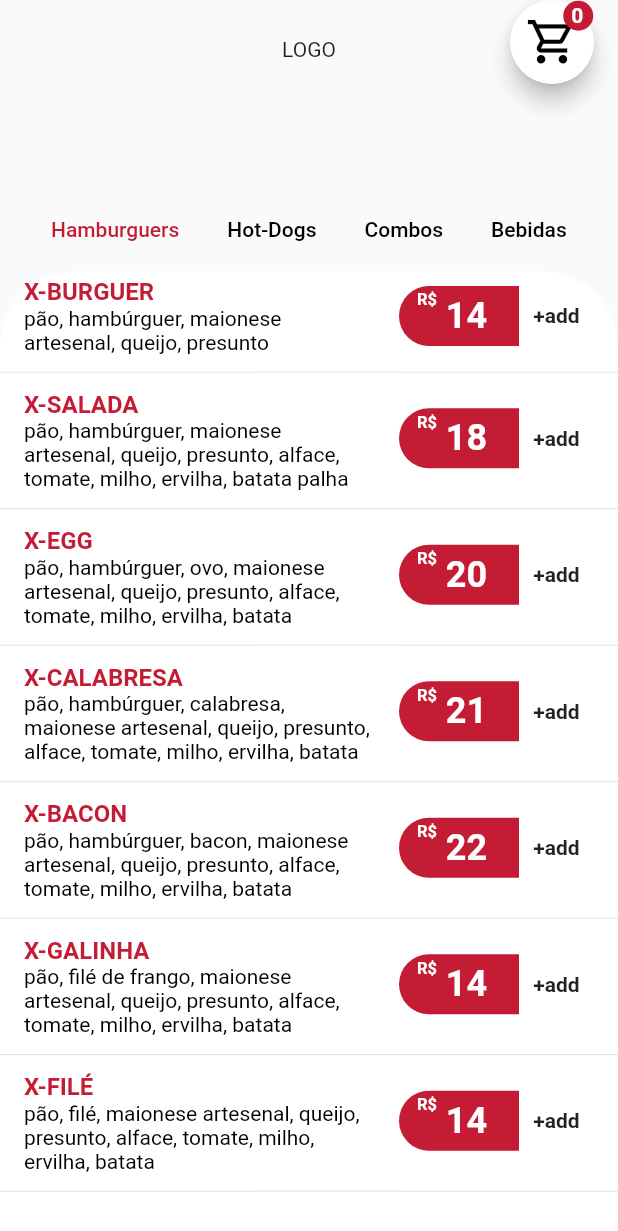
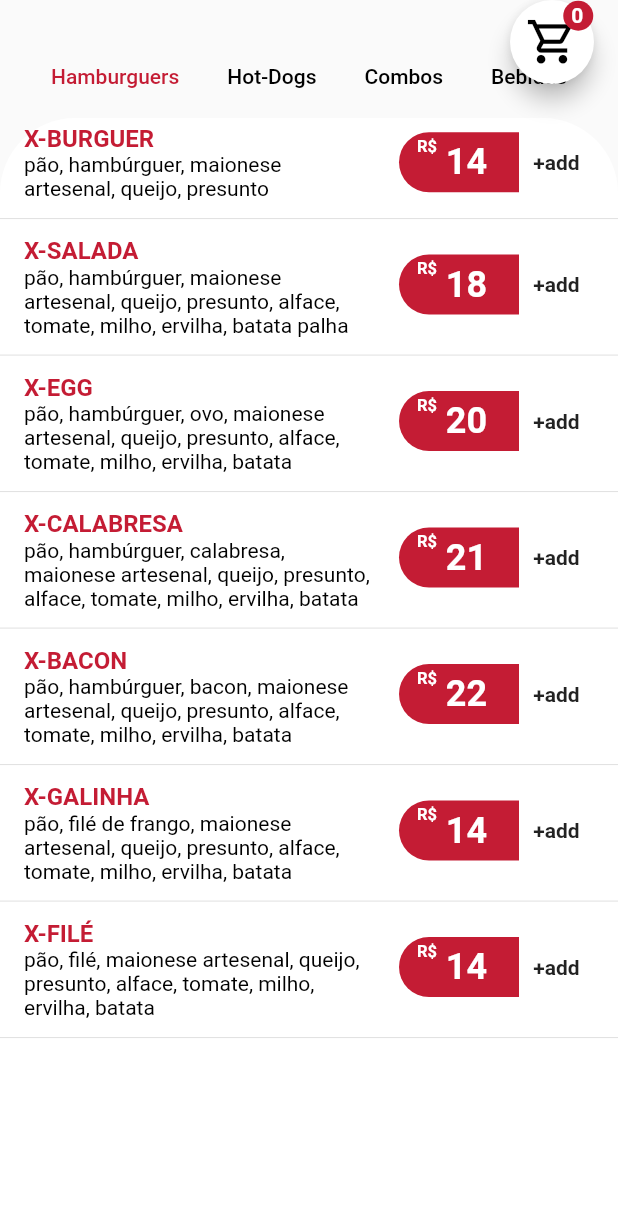
Before and after one commit to juniorsafera/delivery-app, a Flutter app: the TelaPrincipal screen opened by its route, on a phone screen of 412 x 824 dp. Shown: the top 1231 px of the screen. Run offline on Flutter 3.47's test engine with Material 2 defaults, Android fonts, the phone set to English and light mode, and no system bars.

Commit message:
Update tela_principal.dart

```diff
--- a/delivey_app/lib/views/tela_principal.dart
+++ b/delivey_app/lib/views/tela_principal.dart
@@ -42,10 +42,7 @@ class _TelaPrincipalState extends State<TelaPrincipal> {
     });
 
     ControllerTelaPrincipal controller = ControllerTelaPrincipal();
-    List<String> it = [];
-    for (int i = 0; i < itensCategoria.length; i++) {
-      it.add(itensCategoria[i].titulo);
-    }
+
     // ignore: sized_box_for_whitespace
     return DefaultTabController(
       length: itensCategoria.length,
@@ -58,13 +55,7 @@ class _TelaPrincipalState extends State<TelaPrincipal> {
                 height: size.height * 0.03,
               ),
               // ignore: sized_box_for_whitespace
-              Container(
-                height: size.height * 0.1,
-                child: const Text('LOGO'),
-              ),
-              const SizedBox(
-                height: 20,
-              ),
+
 
               Container(
                 width: size.width,
@@ -80,7 +71,7 @@ class _TelaPrincipalState extends State<TelaPrincipal> {
                   ),
                   tabs: List.generate(
                     itensCategoria.length,
-                    (index) => Text(it[index]),
+                    (index) => Text(itensCategoria[index].titulo),
                   ),
                 ),
               ),
```
